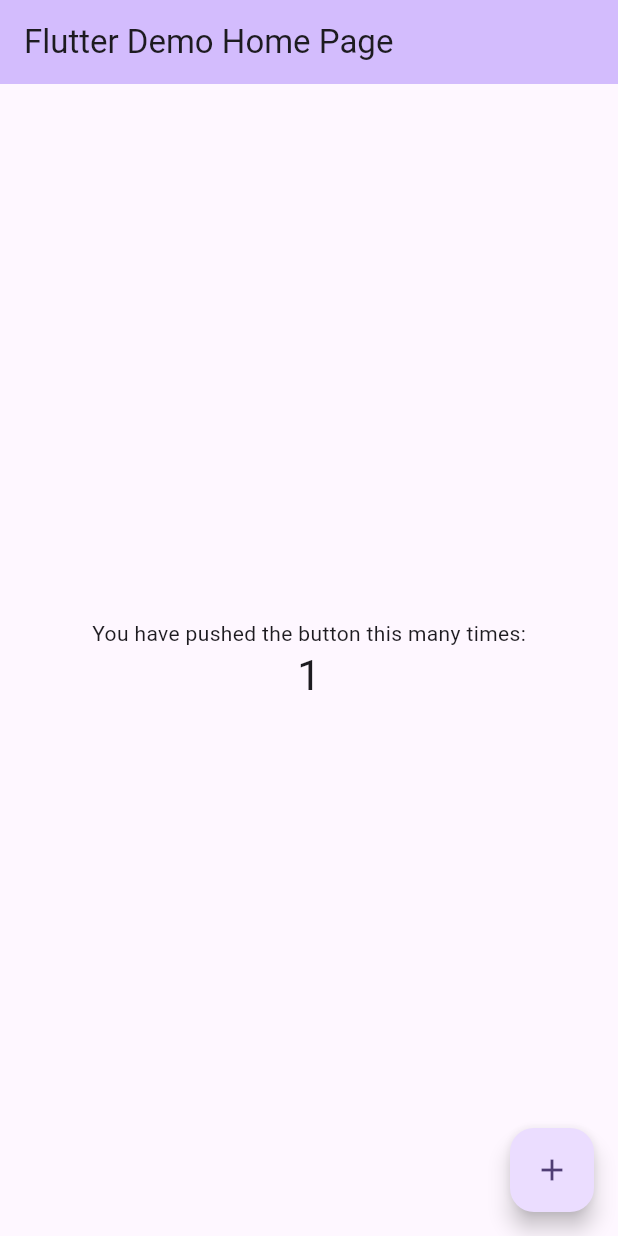
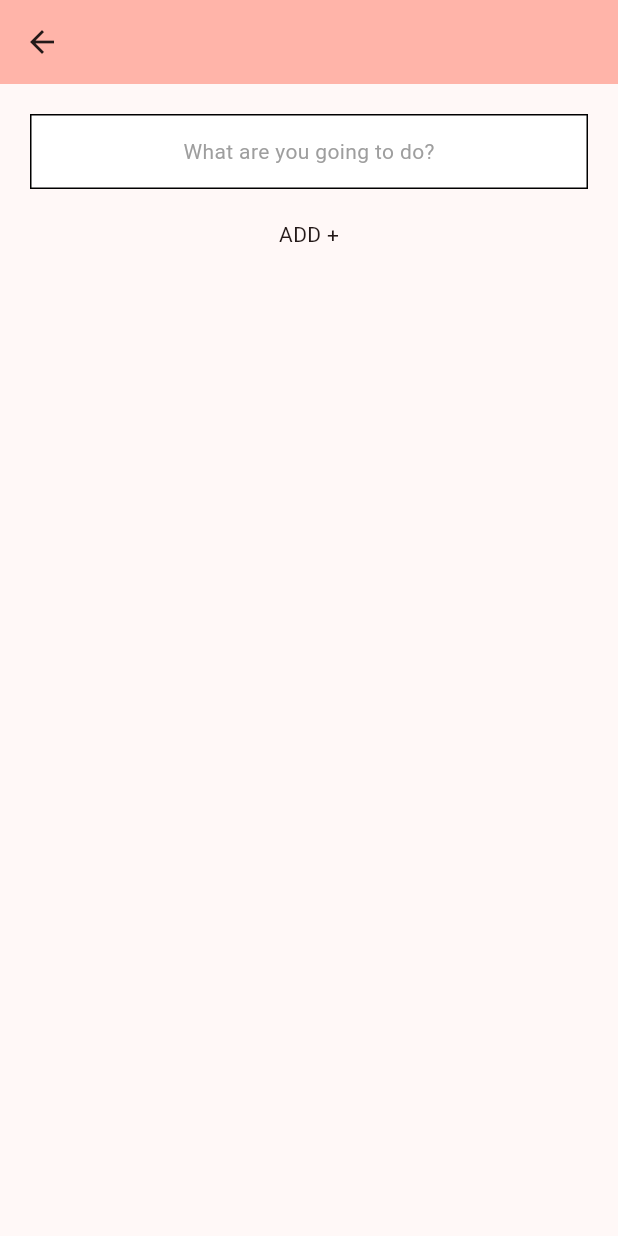
Before and after one commit to gu-tig333-ht24/gusfaldid, a Flutter app: the screen it shows after launch, after a tap on the "add" icon, on a phone screen of 412 x 824 dp. Run offline on Flutter 3.47's test engine with Material 3 defaults, Android fonts, the phone set to English and light mode, and no system bars.

Commit message:
first commit

```diff
--- a/lib/main.dart
+++ b/lib/main.dart
@@ -1,3 +1,5 @@
+// ignore_for_file: prefer_const_constructors
+
 import 'package:flutter/material.dart';
 
 void main() {
@@ -7,119 +9,144 @@ void main() {
 class MyApp extends StatelessWidget {
   const MyApp({super.key});
 
-  // This widget is the root of your application.
   @override
   Widget build(BuildContext context) {
     return MaterialApp(
-      title: 'Flutter Demo',
+      title: 'Idas to do list',
       theme: ThemeData(
-        // This is the theme of your application.
-        //
-        // TRY THIS: Try running your application with "flutter run". You'll see
-        // the application has a purple toolbar. Then, without quitting the app,
-        // try changing the seedColor in the colorScheme below to Colors.green
-        // and then invoke "hot reload" (save your changes or press the "hot
-        // reload" button in a Flutter-supported IDE, or press "r" if you used
-        // the command line to start the app).
-        //
-        // Notice that the counter didn't reset back to zero; the application
-        // state is not lost during the reload. To reset the state, use hot
-        // restart instead.
-        //
-        // This works for code too, not just values: Most code changes can be
-        // tested with just a hot reload.
-        colorScheme: ColorScheme.fromSeed(seedColor: Colors.deepPurple),
+        colorScheme: ColorScheme.fromSeed(seedColor: Colors.red),
         useMaterial3: true,
       ),
-      home: const MyHomePage(title: 'Flutter Demo Home Page'),
+      home: const MyHomePage(title: 'To do list'),
+      debugShowCheckedModeBanner: false,
     );
   }
 }
 
+//Här är koden för förstasidan
+
 class MyHomePage extends StatefulWidget {
   const MyHomePage({super.key, required this.title});
 
-  // This widget is the home page of your application. It is stateful, meaning
-  // that it has a State object (defined below) that contains fields that affect
-  // how it looks.
-
-  // This class is the configuration for the state. It holds the values (in this
-  // case the title) provided by the parent (in this case the App widget) and
-  // used by the build method of the State. Fields in a Widget subclass are
-  // always marked "final".
-
   final String title;
-
   @override
   State<MyHomePage> createState() => _MyHomePageState();
 }
 
 class _MyHomePageState extends State<MyHomePage> {
-  int _counter = 0;
+  @override
+  Widget build(BuildContext context) {
+    return Scaffold(
+      appBar: AppBar(
+        backgroundColor: Theme.of(context).colorScheme.inversePrimary,
+        title: Text(widget.title),
+      ),
+      body: ListView(
+        children: const [
+          ToDoWidget('käka mat'),
+          ToDoWidget('Pluggga'),
+          ToDoWidget('Koda'),
+          ToDoWidget('sova'),
+          ToDoWidget('käka mat'),
+          ToDoWidget('Pluggga'),
+          ToDoWidget('Koda'),
+          ToDoWidget('sova'),
+          ToDoWidget('käka mat'),
+          ToDoWidget('Pluggga'),
+          ToDoWidget('Koda'),
+          ToDoWidget('sova')
+        ],
+      ),
+      floatingActionButton: FloatingActionButton(
+        onPressed: () {
+          Navigator.push(
+            context,
+            MaterialPageRoute(builder: (context) => AddToDoPage()),
+          );
+        },
+        child: const Icon(Icons.add),
+      ),
+    );
+  }
+}
 
-  void _incrementCounter() {
-    setState(() {
-      // This call to setState tells the Flutter framework that something has
-      // changed in this State, which causes it to rerun the build method below
-      // so that the display can reflect the updated values. If we changed
-      // _counter without calling setState(), then the build method would not be
-      // called again, and so nothing would appear to happen.
-      _counter++;
-    });
-  }
+// här är koden för den sidan där man ska kunna lägga till nya ToDos
+
+class AddToDoPage extends StatelessWidget {
+  const AddToDoPage({super.key});
 
   @override
   Widget build(BuildContext context) {
-    // This method is rerun every time setState is called, for instance as done
-    // by the _incrementCounter method above.
-    //
-    // The Flutter framework has been optimized to make rerunning build methods
-    // fast, so that you can just rebuild anything that needs updating rather
-    // than having to individually change instances of widgets.
     return Scaffold(
-      appBar: AppBar(
-        // TRY THIS: Try changing the color here to a specific color (to
-        // Colors.amber, perhaps?) and trigger a hot reload to see the AppBar
-        // change color while the other colors stay the same.
-        backgroundColor: Theme.of(context).colorScheme.inversePrimary,
-        // Here we take the value from the MyHomePage object that was created by
-        // the App.build method, and use it to set our appbar title.
-        title: Text(widget.title),
+      appBar:
+          AppBar(backgroundColor: Theme.of(context).colorScheme.inversePrimary),
+      body: Column(
+        mainAxisAlignment: MainAxisAlignment.start,
+        crossAxisAlignment: CrossAxisAlignment.stretch,
+        children: [
+          Padding(
+            padding: const EdgeInsets.all(20),
+            child: Container(
+              height: 50,
+              decoration: BoxDecoration(
+                  color: Colors.white, border: Border.all(color: Colors.black)),
+              child: Center(
+                child: Text(
+                  'What are you going to do?',
+                  style: TextStyle(color: Colors.grey),
+                ),
+              ),
+            ),
+          ),
+          Center(child: Text('ADD +')),
+        ],
       ),
-      body: Center(
-        // Center is a layout widget. It takes a single child and positions it
-        // in the middle of the parent.
-        child: Column(
-          // Column is also a layout widget. It takes a list of children and
-          // arranges them vertically. By default, it sizes itself to fit its
-          // children horizontally, and tries to be as tall as its parent.
-          //
-          // Column has various properties to control how it sizes itself and
-          // how it positions its children. Here we use mainAxisAlignment to
-          // center the children vertically; the main axis here is the vertical
-          // axis because Columns are vertical (the cross axis would be
-          // horizontal).
-          //
-          // TRY THIS: Invoke "debug painting" (choose the "Toggle Debug Paint"
-          // action in the IDE, or press "p" in the console), to see the
-          // wireframe for each widget.
-          mainAxisAlignment: MainAxisAlignment.center,
-          children: <Widget>[
-            const Text(
-              'You have pushed the button this many times:',
-            ),
-            Text(
-              '$_counter',
-              style: Theme.of(context).textTheme.headlineMedium,
-            ),
-          ],
-        ),
-      ),
-      floatingActionButton: FloatingActionButton(
-        onPressed: _incrementCounter,
-        tooltip: 'Increment',
-        child: const Icon(Icons.add),
-      ), // This trailing comma makes auto-formatting nicer for build methods.
     );
   }
 }
+
+// Kod som bygger en instansa av todowidgeten, anropas i homepage koden.
+
+class ToDoWidget extends StatelessWidget {
+  final String toDoText;
+  const ToDoWidget(this.toDoText, {super.key});
+
+  @override
+  Widget build(BuildContext context) {
+    return Column(
+      crossAxisAlignment: CrossAxisAlignment.stretch,
+      mainAxisSize: MainAxisSize.min,
+      children: [
+        Row(
+          mainAxisAlignment: MainAxisAlignment.spaceEvenly,
+          children: [
+            Padding(
+              padding: const EdgeInsets.all(10),
+              child: Container(
+                width: 20,
+                height: 20,
+                decoration: BoxDecoration(
+                    color: Colors.white,
+                    border: Border.all(color: Colors.black)),
+              ),
+            ),
+            Expanded(
+              child: Text(
+                toDoText,
+                style: TextStyle(fontSize: 20),
+              ),
+            ),
+            Padding(
+              padding: const EdgeInsets.all(10),
+              child: Icon(Icons.close),
+            )
+          ],
+        ),
+        Container(
+          height: 1,
+          color: Colors.grey,
+        )
+      ],
+    );
+  }
+}
```
Also changed, not shown: pubspec.lock.
